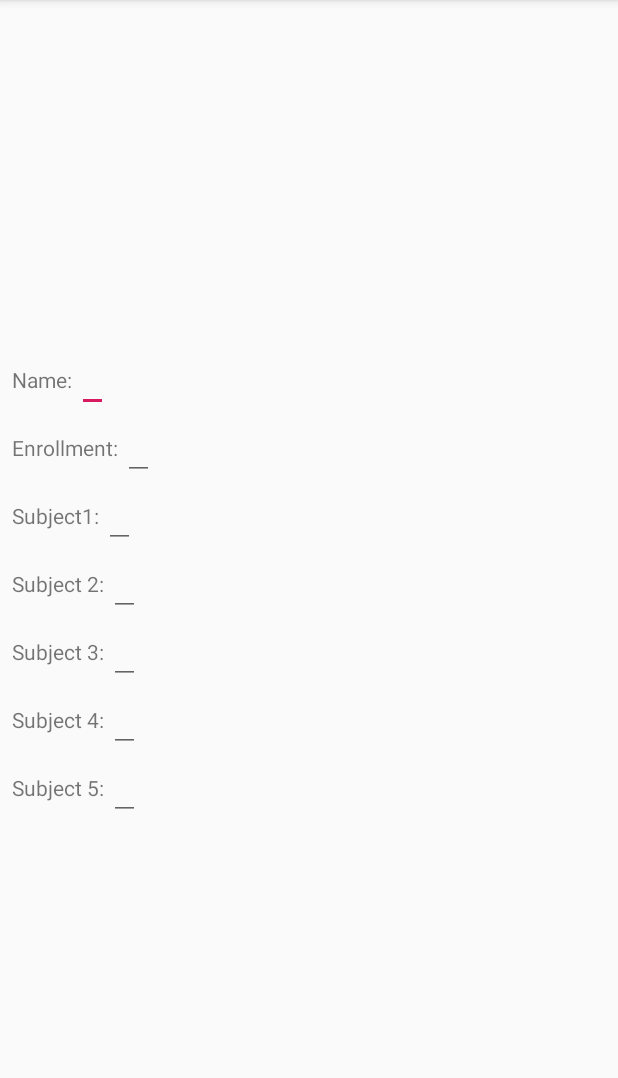
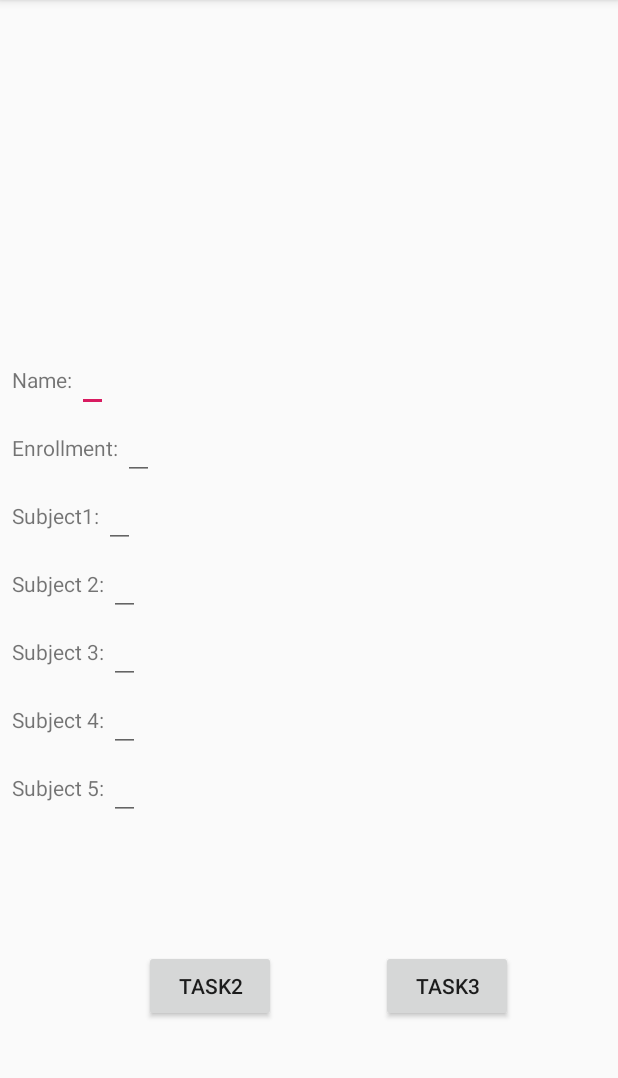
Before and after one commit to hammadbuic/OpenendedLab6, an Android app: the DisplayActivity screen opened directly, with no data from a screen before it, on a phone screen of 412 x 824 dp, the part 84-1162 px from its top. Run offline under Robolectric (Android 15) with nearby library versions, the phone set to English and light mode, and no system bars.

Commit message:
Task 2 done and interface for task 3 is ready

```diff
--- a/app/src/main/AndroidManifest.xml
+++ b/app/src/main/AndroidManifest.xml
@@ -9,7 +9,9 @@
         android:roundIcon="@mipmap/ic_launcher_round"
         android:supportsRtl="true"
         android:theme="@style/AppTheme">
-        <activity android:name=".DisplayActivity"></activity>
+        <activity android:name=".Task3Activity"></activity>
+        <activity android:name=".Task2Activity" />
+        <activity android:name=".DisplayActivity" />
         <activity android:name=".MainActivity">
             <intent-filter>
                 <action android:name="android.intent.action.MAIN" />
--- a/app/src/main/java/com/example/open_endedlab6/MainActivity.java
+++ b/app/src/main/java/com/example/open_endedlab6/MainActivity.java
@@ -4,6 +4,7 @@ import androidx.appcompat.app.AppCompatActivity;
 
 import android.content.Intent;
 import android.os.Bundle;
+import android.view.Gravity;
 import android.view.View;
 import android.widget.Button;
 import android.widget.EditText;
@@ -96,7 +97,9 @@ public class MainActivity extends AppCompatActivity {
                 intent.putExtra("grades3",grade3);
                 intent.putExtra("grades4",grade4);
                 intent.putExtra("grades5",grade5);
-                Toast.makeText(getApplicationContext(),"Wait While We process your information",Toast.LENGTH_SHORT).show();
+                /*Toast toast=new Toast(getApplicationContext());
+                toast.makeText(getApplicationContext(),"Wait While We process your information",Toast.LENGTH_SHORT).setGravity(Gravity.CENTER_VERTICAL,0,0);
+                toast.show();*/
                 startActivity(intent);
             }
         });
--- /dev/null
+++ b/app/src/main/res/drawable/ic_toast.xml
@@ -0,0 +1,4 @@
+<vector android:height="30dp" android:viewportHeight="24.0"
+    android:viewportWidth="24.0" android:width="30dp" xmlns:android="http://schemas.android.com/apk/res/android">
+    <path android:fillColor="#FF000000" android:pathData="M11,17h2v-6h-2v6zM12,2C6.48,2 2,6.48 2,12s4.48,10 10,10 10,-4.48 10,-10S17.52,2 12,2zM12,20c-4.41,0 -8,-3.59 -8,-8s3.59,-8 8,-8 8,3.59 8,8 -3.59,8 -8,8zM11,9h2L13,7h-2v2z"/>
+</vector>
--- a/app/src/main/res/layout/activity_display.xml
+++ b/app/src/main/res/layout/activity_display.xml
@@ -7,6 +7,7 @@
     tools:context=".DisplayActivity">
 
     <LinearLayout
+        android:id="@+id/linearLayout6"
         android:layout_width="match_parent"
         android:layout_height="wrap_content"
         android:layout_marginStart="8dp"
@@ -21,94 +22,143 @@
         <LinearLayout
             android:layout_width="match_parent"
             android:layout_height="match_parent">
+
             <TextView
+                android:id="@+id/tvdisName"
                 android:layout_width="wrap_content"
                 android:layout_height="wrap_content"
-                android:id="@+id/tvdisName"
-                android:text="Name: "/>
+                android:text="Name: " />
+
             <EditText
+                android:id="@+id/etdisName"
                 android:layout_width="wrap_content"
-                android:layout_height="wrap_content"
-                android:id="@+id/etdisName"/>
+                android:layout_height="wrap_content" />
         </LinearLayout>
+
         <LinearLayout
             android:layout_width="match_parent"
             android:layout_height="match_parent">
+
             <TextView
+                android:id="@+id/tvdisEnroll"
                 android:layout_width="wrap_content"
                 android:layout_height="wrap_content"
-                android:id="@+id/tvdisEnroll"
-                android:text="Enrollment: "/>
+                android:text="Enrollment: " />
+
             <EditText
+                android:id="@+id/etdisEnroll"
                 android:layout_width="wrap_content"
-                android:layout_height="wrap_content"
-                android:id="@+id/etdisEnroll"/>
+                android:layout_height="wrap_content" />
         </LinearLayout>
+
         <LinearLayout
             android:layout_width="match_parent"
             android:layout_height="match_parent">
+
             <TextView
+                android:id="@+id/tvdisGrade1"
                 android:layout_width="wrap_content"
                 android:layout_height="wrap_content"
-                android:id="@+id/tvdisGrade1"
-                android:text="Subject1: "/>
+                android:text="Subject1: " />
+
             <EditText
+                android:id="@+id/etdisGrade1"
                 android:layout_width="wrap_content"
-                android:layout_height="wrap_content"
-                android:id="@+id/etdisGrade1"/>
+                android:layout_height="wrap_content" />
         </LinearLayout>
+
         <LinearLayout
             android:layout_width="match_parent"
             android:layout_height="match_parent">
+
             <TextView
+                android:id="@+id/tvdisGrade2"
                 android:layout_width="wrap_content"
                 android:layout_height="wrap_content"
-                android:id="@+id/tvdisGrade2"
-                android:text="Subject 2: "/>
+                android:text="Subject 2: " />
+
             <EditText
+                android:id="@+id/etdisGrade2"
                 android:layout_width="wrap_content"
-                android:layout_height="wrap_content"
-                android:id="@+id/etdisGrade2"/>
+                android:layout_height="wrap_content" />
         </LinearLayout>
+
         <LinearLayout
             android:layout_width="match_parent"
             android:layout_height="match_parent">
+
             <TextView
+                android:id="@+id/tvdisGrade3"
                 android:layout_width="wrap_content"
                 android:layout_height="wrap_content"
-                android:id="@+id/tvdisGrade3"
-                android:text="Subject 3: "/>
+                android:text="Subject 3: " />
+
             <EditText
+                android:id="@+id/etdisGrade3"
                 android:layout_width="wrap_content"
-                android:layout_height="wrap_content"
-                android:id="@+id/etdisGrade3"/>
+                android:layout_height="wrap_content" />
         </LinearLayout>
+
         <LinearLayout
             android:layout_width="match_parent"
             android:layout_height="match_parent">
+
             <TextView
+                android:id="@+id/tvdisGrade4"
                 android:layout_width="wrap_content"
                 android:layout_height="wrap_content"
-                android:id="@+id/tvdisGrade4"
-                android:text="Subject 4: "/>
+                android:text="Subject 4: " />
+
             <EditText
+                android:id="@+id/etdisGrade4"
                 android:layout_width="wrap_content"
-                android:layout_height="wrap_content"
-                android:id="@+id/etdisGrade4"/>
+                android:layout_height="wrap_content" />
         </LinearLayout>
+
         <LinearLayout
             android:layout_width="match_parent"
             android:layout_height="match_parent">
+
             <TextView
+                android:id="@+id/tvdisGrade5"
                 android:layout_width="wrap_content"
                 android:layout_height="wrap_content"
-                android:id="@+id/tvdisGrade5"
-                android:text="Subject 5: "/>
+                android:text="Subject 5: " />
+
             <EditText
+                android:id="@+id/etdisGrade5"
                 android:layout_width="wrap_content"
-                android:layout_height="wrap_content"
-                android:id="@+id/etdisGrade5"/>
+                android:layout_height="wrap_content" />
         </LinearLayout>
     </LinearLayout>
 
+    <Button
+        android:id="@+id/btnTask2"
+        android:layout_width="wrap_content"
+        android:layout_height="wrap_content"
+        android:layout_marginStart="8dp"
+        android:layout_marginEnd="8dp"
+        android:layout_marginBottom="8dp"
+        android:text="Task2"
+        app:layout_constraintBottom_toBottomOf="parent"
+        app:layout_constraintEnd_toEndOf="parent"
+        app:layout_constraintHorizontal_bias="0.286"
+        app:layout_constraintStart_toStartOf="parent"
+        app:layout_constraintTop_toBottomOf="@+id/linearLayout6"
+        app:layout_constraintVertical_bias="0.523" />
+
+    <Button
+        android:id="@+id/btnTask3"
+        android:layout_width="wrap_content"
+        android:layout_height="wrap_content"
+        android:layout_marginStart="8dp"
+        android:layout_marginTop="8dp"
+        android:layout_marginEnd="8dp"
+        android:layout_marginBottom="8dp"
+        android:text="Task3"
+        app:layout_constraintBottom_toBottomOf="parent"
+        app:layout_constraintEnd_toEndOf="parent"
+        app:layout_constraintStart_toEndOf="@+id/btnTask2"
+        app:layout_constraintTop_toBottomOf="@+id/linearLayout6" />
+
 </androidx.constraintlayout.widget.ConstraintLayout>
--- a/app/src/main/res/values/strings.xml
+++ b/app/src/main/res/values/strings.xml
@@ -1,3 +1,9 @@
 <resources>
     <string name="app_name">Open-ended[Lab 6]</string>
+    <string-array name="positionArray">
+        <item>Top-Left</item>
+        <item>Top-Right</item>
+        <item>Bottom-Left</item>
+        <item>Bottom-Right</item>
+    </string-array>
 </resources>
```
Also changed, not shown: app/src/main/java/com/example/open_endedlab6/DisplayActivity.java (+41 -0 lines), app/src/main/java/com/example/open_endedlab6/Task2Activity.java (added, +66 -0 lines), app/src/main/java/com/example/open_endedlab6/Task3Activity.java (added, +14 -0 lines), app/src/main/res/layout/activity_task2.xml (added, +76 -0 lines), app/src/main/res/layout/activity_task3.xml (added, +9 -0 lines), app/src/main/res/layout/custom_toast.xml (added, +22 -0 lines).
